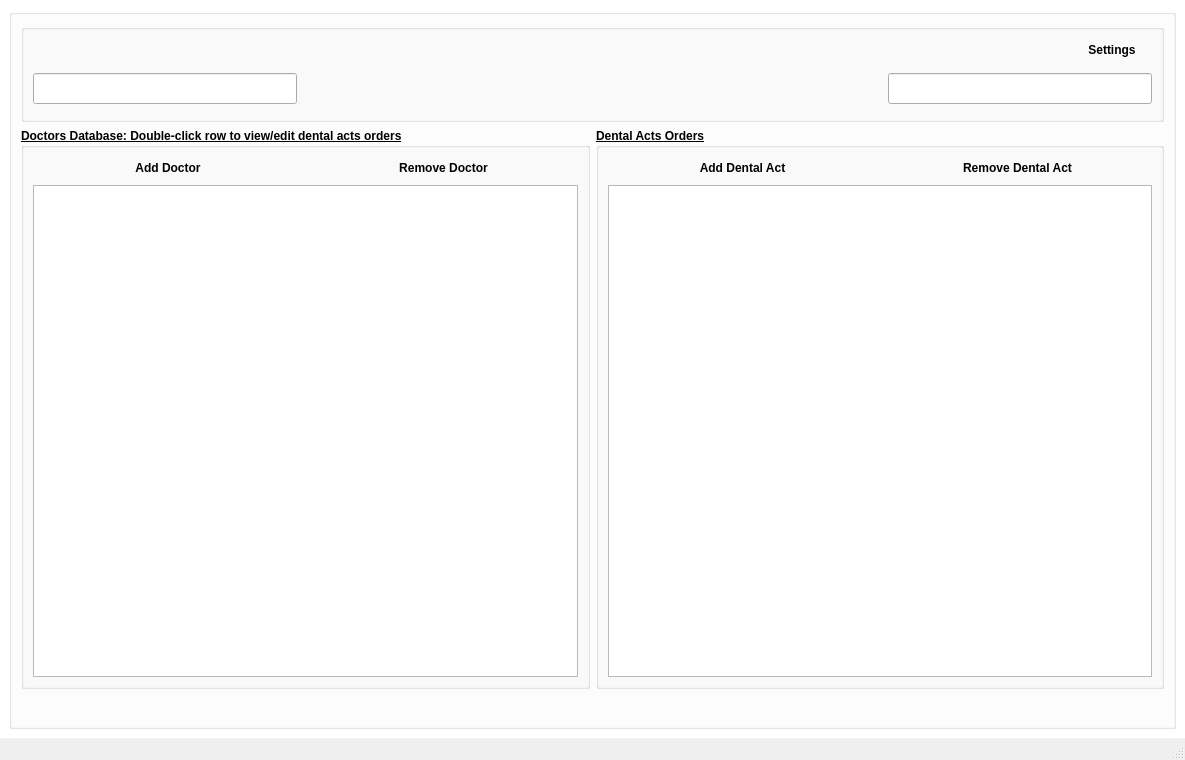
The window that res/windowmain.ui (heidaga/DentalClientBase) describes before a commit, drawn with Qt 5.
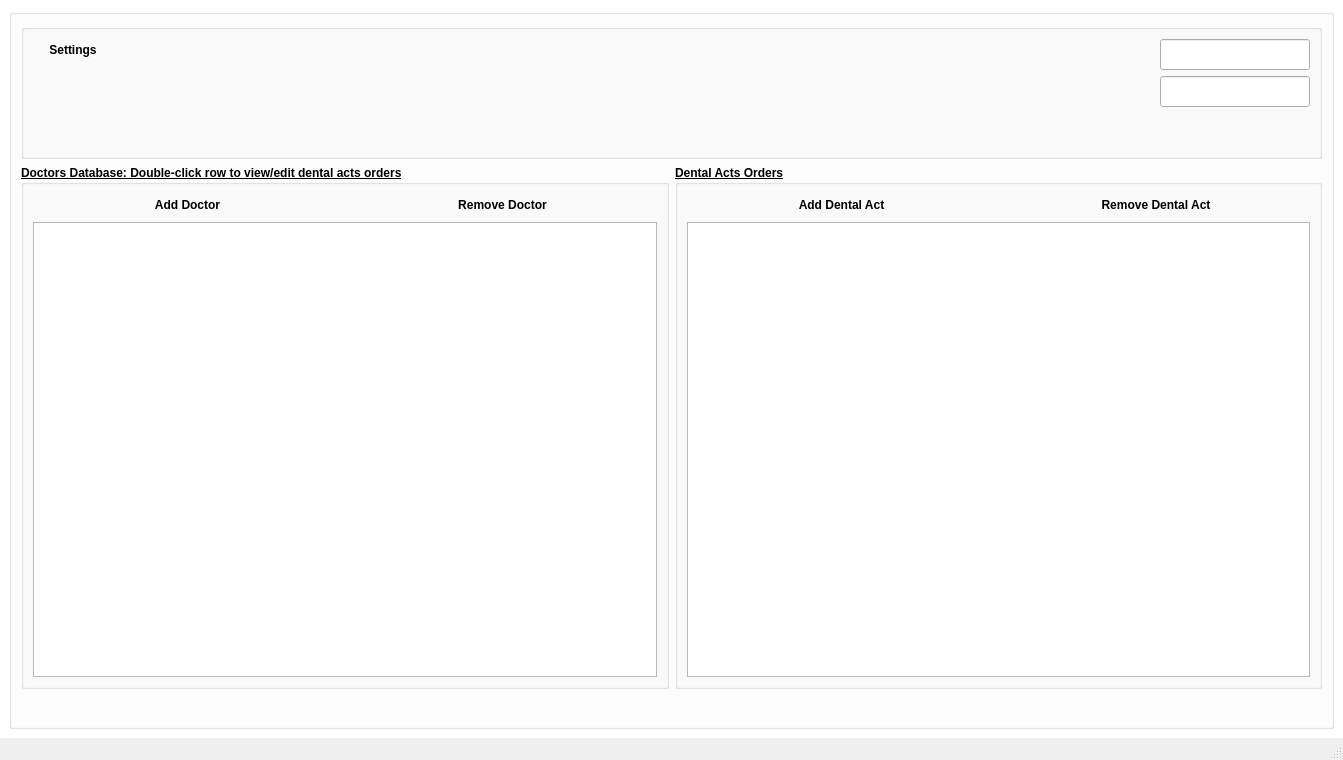
The same window after the commit. Icons and pictures are not drawn. Custom widgets are drawn as their Qt base class.

What changed in the file:
```diff
--- a/res/windowmain.ui
+++ b/res/windowmain.ui
@@ -6,7 +6,7 @@
    <rect>
     <x>0</x>
     <y>0</y>
-    <width>1185</width>
+    <width>1343</width>
     <height>760</height>
    </rect>
   </property>
@@ -123,7 +123,7 @@
                 </property>
                 <property name="iconSize">
                  <size>
-                  <width>37</width>
+                  <width>64</width>
                   <height>37</height>
                  </size>
                 </property>
@@ -390,8 +390,8 @@
            </property>
            <property name="iconSize">
             <size>
-             <width>37</width>
-             <height>37</height>
+             <width>64</width>
+             <height>64</height>
             </size>
            </property>
            <property name="flat">
@@ -426,15 +426,30 @@
           <string/>
          </property>
          <layout class="QGridLayout" name="gridLayout_4">
-          <item row="2" column="4">
+          <item row="0" column="5" rowspan="2">
+           <layout class="QVBoxLayout" name="verticalLayout">
+            <item alignment="Qt::AlignRight">
            <widget class="QLineEdit" name="LE_time">
+              <property name="enabled">
+               <bool>true</bool>
+              </property>
+              <property name="maximumSize">
+               <size>
+                <width>150</width>
+                <height>16777215</height>
+               </size>
+              </property>
             <property name="font">
              <font>
               <pointsize>14</pointsize>
               <weight>50</weight>
               <bold>false</bold>
-             </font>
-            </property>
+                <stylestrategy>PreferDefault</stylestrategy>
+               </font>
+              </property>
+              <property name="autoFillBackground">
+               <bool>false</bool>
+              </property>
             <property name="text">
              <string/>
             </property>
@@ -446,78 +461,14 @@
             </property>
            </widget>
           </item>
-          <item row="2" column="3">
-           <spacer name="horizontalSpacer_3">
-            <property name="orientation">
-             <enum>Qt::Horizontal</enum>
-            </property>
-            <property name="sizeHint" stdset="0">
-             <size>
-              <width>40</width>
-              <height>20</height>
-             </size>
-            </property>
-           </spacer>
-          </item>
-          <item row="2" column="1">
-           <spacer name="horizontalSpacer_2">
-            <property name="orientation">
-             <enum>Qt::Horizontal</enum>
-            </property>
-            <property name="sizeHint" stdset="0">
-             <size>
-              <width>40</width>
-              <height>20</height>
-             </size>
-            </property>
-           </spacer>
-          </item>
-          <item row="1" column="2" rowspan="3">
-           <widget class="QPushButton" name="banner">
-            <property name="enabled">
-             <bool>false</bool>
-            </property>
-            <property name="sizePolicy">
-             <sizepolicy hsizetype="Preferred" vsizetype="Preferred">
-              <horstretch>0</horstretch>
-              <verstretch>0</verstretch>
-             </sizepolicy>
-            </property>
-            <property name="font">
-             <font>
-              <weight>75</weight>
-              <bold>true</bold>
-             </font>
-            </property>
-            <property name="mouseTracking">
-             <bool>false</bool>
-            </property>
-            <property name="toolTip">
-             <string>&lt;html&gt;&lt;head/&gt;&lt;body&gt;&lt;p align=&quot;center&quot;&gt;Exit&lt;/p&gt;&lt;/body&gt;&lt;/html&gt;</string>
-            </property>
-            <property name="text">
-             <string/>
-            </property>
-            <property name="icon">
-             <iconset resource="../mainwindow.qrc">
-              <normaloff>:/misc/res/logo.png</normaloff>:/misc/res/logo.png</iconset>
-            </property>
-            <property name="iconSize">
-             <size>
-              <width>200</width>
-              <height>200</height>
-             </size>
-            </property>
-            <property name="checkable">
-             <bool>false</bool>
-            </property>
-            <property name="flat">
-             <bool>true</bool>
-            </property>
-           </widget>
-          </item>
-          <item row="2" column="0">
+            <item alignment="Qt::AlignRight">
            <widget class="QLineEdit" name="LE_date">
+              <property name="maximumSize">
+               <size>
+                <width>150</width>
+                <height>16777215</height>
+               </size>
+              </property>
             <property name="font">
              <font>
               <pointsize>14</pointsize>
@@ -536,63 +487,24 @@
             </property>
            </widget>
           </item>
-          <item row="0" column="0" colspan="5">
-           <layout class="QHBoxLayout" name="horizontalLayout_6">
             <item>
-             <widget class="QPushButton" name="PB_ContactList">
-              <property name="enabled">
-               <bool>false</bool>
-              </property>
-              <property name="sizePolicy">
-               <sizepolicy hsizetype="Preferred" vsizetype="Preferred">
-                <horstretch>0</horstretch>
-                <verstretch>0</verstretch>
-               </sizepolicy>
-              </property>
-              <property name="font">
-               <font>
-                <weight>75</weight>
-                <bold>true</bold>
-               </font>
-              </property>
-              <property name="mouseTracking">
-               <bool>false</bool>
-              </property>
-              <property name="toolTip">
-               <string>&lt;html&gt;&lt;head/&gt;&lt;body&gt;&lt;p align=&quot;center&quot;&gt;Exit&lt;/p&gt;&lt;/body&gt;&lt;/html&gt;</string>
-              </property>
-              <property name="text">
-               <string/>
-              </property>
-              <property name="icon">
-               <iconset resource="../mainwindow.qrc">
-                <normaloff>:/icons/res/user-list.png</normaloff>:/icons/res/user-list.png</iconset>
-              </property>
-              <property name="iconSize">
-               <size>
-                <width>37</width>
-                <height>37</height>
-               </size>
-              </property>
-              <property name="flat">
-               <bool>true</bool>
-              </property>
-             </widget>
-            </item>
-            <item>
-             <spacer name="horizontalSpacer_4">
+             <spacer name="verticalSpacer_2">
               <property name="orientation">
-               <enum>Qt::Horizontal</enum>
+               <enum>Qt::Vertical</enum>
               </property>
               <property name="sizeHint" stdset="0">
                <size>
-                <width>40</width>
-                <height>20</height>
+                <width>20</width>
+                <height>40</height>
                </size>
               </property>
              </spacer>
             </item>
-            <item>
+           </layout>
+          </item>
+          <item row="0" column="0" rowspan="2">
+           <layout class="QVBoxLayout" name="verticalLayout_2">
+            <item alignment="Qt::AlignLeft">
              <widget class="QPushButton" name="PB_Settings">
               <property name="sizePolicy">
                <sizepolicy hsizetype="Preferred" vsizetype="Preferred">
@@ -621,8 +533,8 @@
               </property>
               <property name="iconSize">
                <size>
-                <width>37</width>
-                <height>37</height>
+                <width>64</width>
+                <height>64</height>
                </size>
               </property>
               <property name="flat">
@@ -630,8 +542,94 @@
               </property>
              </widget>
             </item>
+            <item>
+             <spacer name="verticalSpacer">
+              <property name="orientation">
+               <enum>Qt::Vertical</enum>
+              </property>
+              <property name="sizeHint" stdset="0">
+               <size>
+                <width>20</width>
+                <height>40</height>
+               </size>
+              </property>
+             </spacer>
+            </item>
            </layout>
           </item>
+          <item row="0" column="2" rowspan="2" colspan="2" alignment="Qt::AlignHCenter|Qt::AlignVCenter">
+           <widget class="QPushButton" name="banner">
+            <property name="enabled">
+             <bool>false</bool>
+            </property>
+            <property name="sizePolicy">
+             <sizepolicy hsizetype="Preferred" vsizetype="Preferred">
+              <horstretch>0</horstretch>
+              <verstretch>0</verstretch>
+             </sizepolicy>
+            </property>
+            <property name="font">
+             <font>
+              <weight>75</weight>
+              <bold>true</bold>
+             </font>
+            </property>
+            <property name="mouseTracking">
+             <bool>false</bool>
+            </property>
+            <property name="toolTip">
+             <string>&lt;html&gt;&lt;head/&gt;&lt;body&gt;&lt;p align=&quot;center&quot;&gt;Exit&lt;/p&gt;&lt;/body&gt;&lt;/html&gt;</string>
+            </property>
+            <property name="text">
+             <string/>
+            </property>
+            <property name="icon">
+             <iconset resource="../mainwindow.qrc">
+              <normaloff>:/misc/res/logo.png</normaloff>:/misc/res/logo.png</iconset>
+            </property>
+            <property name="iconSize">
+             <size>
+              <width>250</width>
+              <height>250</height>
+             </size>
+            </property>
+            <property name="checkable">
+             <bool>false</bool>
+            </property>
+            <property name="flat">
+             <bool>true</bool>
+            </property>
+           </widget>
+          </item>
+          <item row="0" column="4" rowspan="2">
+           <spacer name="horizontalSpacer_3">
+            <property name="orientation">
+             <enum>Qt::Horizontal</enum>
+            </property>
+            <property name="sizeHint" stdset="0">
+             <size>
+              <width>40</width>
+              <height>20</height>
+             </size>
+            </property>
+           </spacer>
+          </item>
+          <item row="0" column="1" rowspan="2">
+           <spacer name="horizontalSpacer_2">
+            <property name="orientation">
+             <enum>Qt::Horizontal</enum>
+            </property>
+            <property name="sizeType">
+             <enum>QSizePolicy::Expanding</enum>
+            </property>
+            <property name="sizeHint" stdset="0">
+             <size>
+              <width>40</width>
+              <height>20</height>
+             </size>
+            </property>
+           </spacer>
+          </item>
          </layout>
         </widget>
        </item>
```
Left out of the diff: 3 changed lines with no effect on the pictures. Lines whose indentation alone changed are shown as unchanged.
